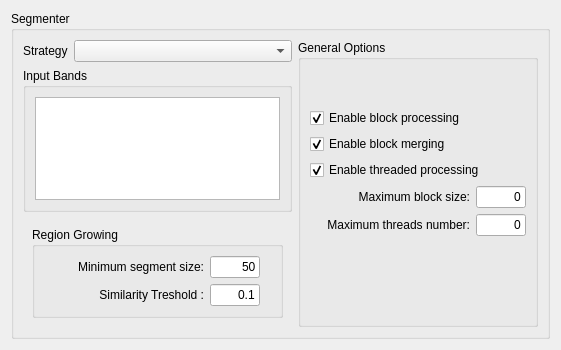
claudiobogossian/terralib5, file src/terralib/qt/widgets/rp/ui/SegmenterWizardPageForm.ui: the form before one commit.
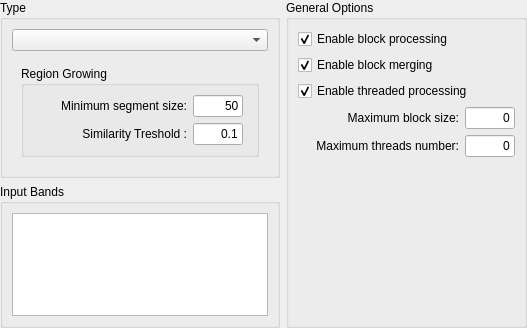
The form after the commit.

What changed in the file:
```diff
--- a/src/terralib/qt/widgets/rp/ui/SegmenterWizardPageForm.ui
+++ b/src/terralib/qt/widgets/rp/ui/SegmenterWizardPageForm.ui
@@ -6,34 +6,30 @@
    <rect>
     <x>0</x>
     <y>0</y>
-    <width>561</width>
-    <height>350</height>
+    <width>527</width>
+    <height>328</height>
    </rect>
   </property>
   <property name="windowTitle">
    <string>Segmenter</string>
   </property>
   <layout class="QGridLayout" name="gridLayout_11">
-   <item row="0" column="0">
-    <widget class="QGroupBox" name="groupBox">
-     <property name="title">
-      <string>Segmenter</string>
-     </property>
+   <property name="margin">
+    <number>0</number>
+   </property>
+   <item row="0" column="0">
      <layout class="QGridLayout" name="gridLayout_10">
       <item row="0" column="0">
        <layout class="QGridLayout" name="gridLayout_9">
         <item row="0" column="0">
-         <layout class="QGridLayout" name="gridLayout_5">
-          <item row="0" column="0">
+        <widget class="QGroupBox" name="groupBox">
+         <property name="title">
+          <string>Type</string>
+         </property>
            <layout class="QGridLayout" name="gridLayout_6">
             <item row="0" column="0">
-             <widget class="QLabel" name="label">
-              <property name="text">
-               <string>Strategy</string>
-              </property>
-             </widget>
-            </item>
-            <item row="0" column="1">
+           <layout class="QGridLayout" name="gridLayout_5">
+            <item row="0" column="0">
              <widget class="QComboBox" name="m_strategyTypeComboBox">
               <property name="sizePolicy">
                <sizepolicy hsizetype="MinimumExpanding" vsizetype="Fixed">
@@ -43,34 +39,7 @@
               </property>
              </widget>
             </item>
-           </layout>
-          </item>
           <item row="1" column="0">
-           <widget class="QGroupBox" name="groupBox_5">
-            <property name="title">
-             <string>Input Bands</string>
-            </property>
-            <layout class="QGridLayout" name="gridLayout_4">
-             <item row="0" column="0">
-              <widget class="QListWidget" name="m_inputRasterBandsListWidget">
-               <property name="sizePolicy">
-                <sizepolicy hsizetype="Preferred" vsizetype="Preferred">
-                 <horstretch>0</horstretch>
-                 <verstretch>0</verstretch>
-                </sizepolicy>
-               </property>
-               <property name="toolTip">
-                <string>Bands to be processed from the input raster</string>
-               </property>
-               <property name="selectionMode">
-                <enum>QAbstractItemView::MultiSelection</enum>
-               </property>
-              </widget>
-             </item>
-            </layout>
-           </widget>
-          </item>
-          <item row="2" column="0">
            <widget class="QStackedWidget" name="m_stackedWidget">
             <property name="sizePolicy">
              <sizepolicy hsizetype="Minimum" vsizetype="Preferred">
@@ -198,6 +167,36 @@
           </item>
          </layout>
         </item>
+         </layout>
+        </widget>
+       </item>
+       <item row="1" column="0">
+        <widget class="QGroupBox" name="groupBox_5">
+         <property name="title">
+          <string>Input Bands</string>
+         </property>
+         <layout class="QGridLayout" name="gridLayout_4">
+          <item row="0" column="0">
+           <widget class="QListWidget" name="m_inputRasterBandsListWidget">
+            <property name="sizePolicy">
+             <sizepolicy hsizetype="Preferred" vsizetype="Preferred">
+              <horstretch>0</horstretch>
+              <verstretch>0</verstretch>
+             </sizepolicy>
+            </property>
+            <property name="toolTip">
+             <string>Bands to be processed from the input raster</string>
+            </property>
+            <property name="selectionMode">
+             <enum>QAbstractItemView::MultiSelection</enum>
+            </property>
+           </widget>
+          </item>
+         </layout>
+        </widget>
+       </item>
+      </layout>
+     </item>
         <item row="0" column="1">
          <widget class="QGroupBox" name="groupBox_3">
           <property name="title">
@@ -343,7 +342,7 @@
               <enum>Qt::Vertical</enum>
              </property>
              <property name="sizeType">
-              <enum>QSizePolicy::Minimum</enum>
+           <enum>QSizePolicy::MinimumExpanding</enum>
              </property>
              <property name="sizeHint" stdset="0">
               <size>
@@ -357,9 +356,6 @@
          </widget>
         </item>
        </layout>
-      </item>
-     </layout>
-    </widget>
    </item>
   </layout>
  </widget>
```
Lines whose indentation alone changed are shown as unchanged.
